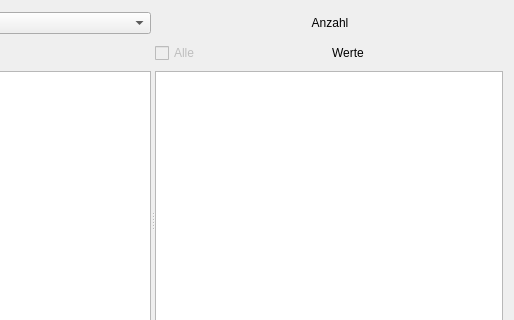
First picture: the form in som_gui/module/attribute_import/qt/AttributeImport.ui, repository c-mellueh/SOM-Toolkit, before the edit; both pictures show x 559 to 1073 and y 0 to 320 of the 1073 by 440 pixel window.
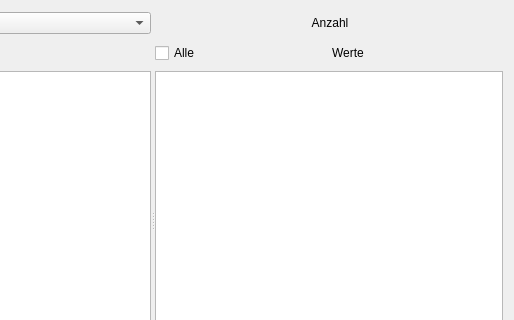
Second picture: the form after the edit. Custom widgets are drawn as their Qt base class.

```diff
--- a/som_gui/module/attribute_import/qt/AttributeImport.ui
+++ b/som_gui/module/attribute_import/qt/AttributeImport.ui
@@ -226,7 +226,7 @@
          <item>
           <widget class="QCheckBox" name="check_box_values">
            <property name="enabled">
-            <bool>false</bool>
+               <bool>true</bool>
            </property>
            <property name="minimumSize">
             <size>
```
Left out of the diff: 3 changed lines with no effect on the pictures.
